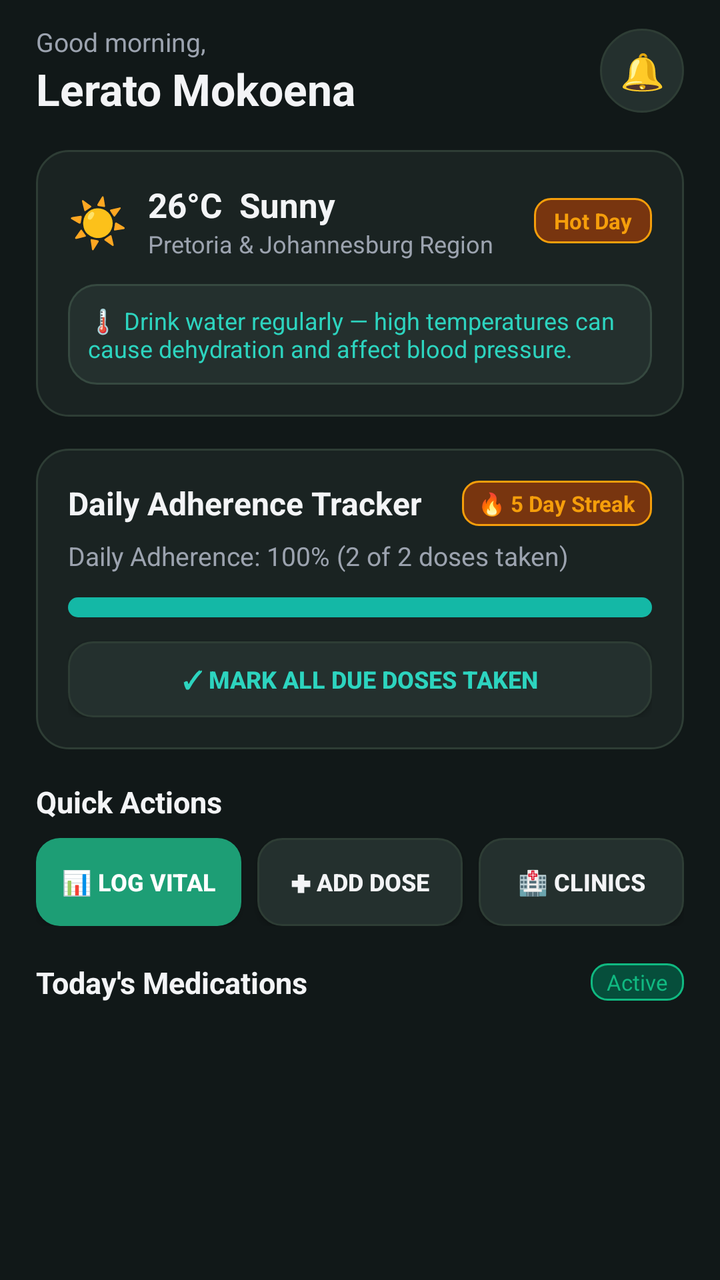
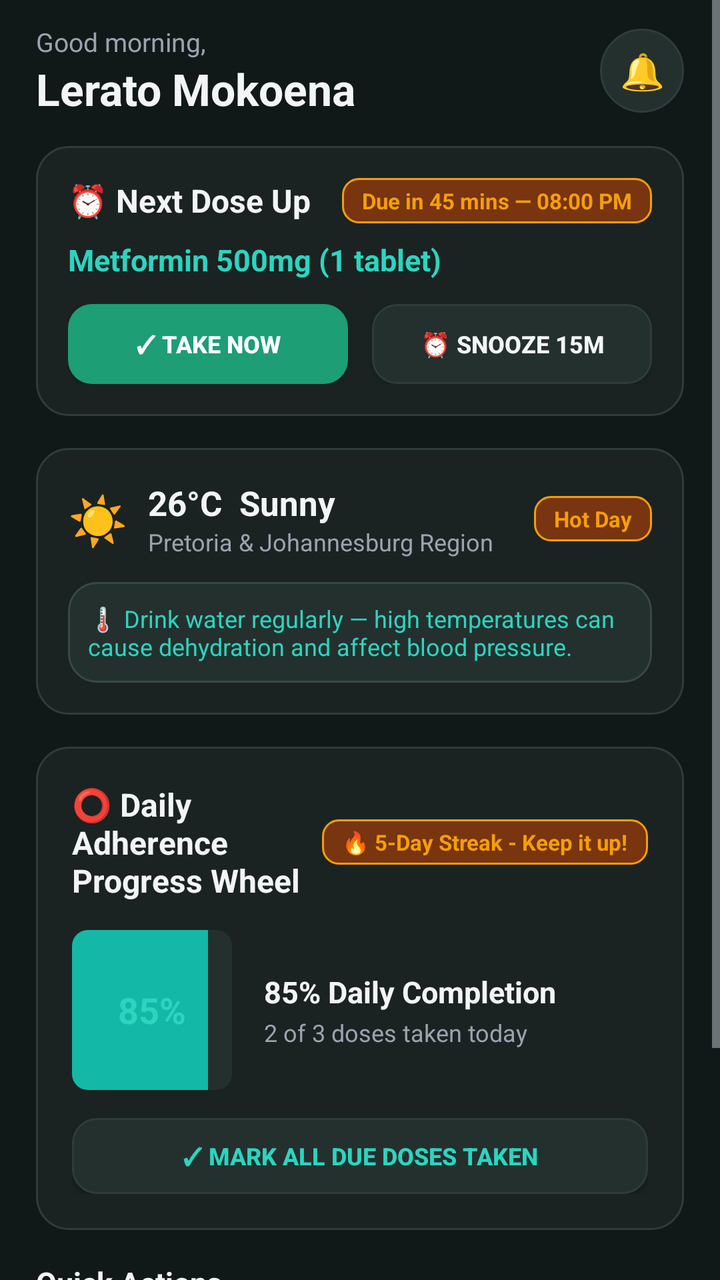

The first picture is an Android layout as it rendered before a commit; the second is the same layout after the commit. The layout source and the unified diff follow.
<!-- AndroidManifest.xml: application theme Theme.MyApplication -->
<!-- res/layout/fragment_dashboard.xml -->
<?xml version="1.0" encoding="utf-8"?>
<LinearLayout xmlns:android="http://schemas.android.com/apk/res/android"
    android:layout_width="match_parent"
    android:layout_height="match_parent"
    android:orientation="vertical"
    android:background="@color/dark_background">

    <ScrollView
        android:layout_width="match_parent"
        android:layout_height="match_parent"
        android:fillViewport="true">

        <LinearLayout
            android:layout_width="match_parent"
            android:layout_height="wrap_content"
            android:orientation="vertical"
            android:paddingHorizontal="18dp"
            android:paddingTop="12dp"
            android:paddingBottom="24dp">

            
            <LinearLayout
                android:layout_width="match_parent"
                android:layout_height="wrap_content"
                android:orientation="horizontal"
                android:gravity="center_vertical"
                android:layout_marginBottom="16dp">

                <LinearLayout
                    android:layout_width="0dp"
                    android:layout_height="wrap_content"
                    android:layout_weight="1"
                    android:orientation="vertical">

                    <TextView
                        android:id="@+id/tv_greeting_sub"
                        android:layout_width="wrap_content"
                        android:layout_height="wrap_content"
                        android:text="Good morning,"
                        android:textSize="13sp"
                        android:textColor="@color/text_secondary" />

                    <TextView
                        android:id="@+id/tv_greeting"
                        android:layout_width="wrap_content"
                        android:layout_height="wrap_content"
                        android:text="Lerato Mokoena"
                        android:textSize="22sp"
                        android:textStyle="bold"
                        android:textColor="@color/text_primary" />
                </LinearLayout>

                
                <TextView
                    android:id="@+id/btn_header_notifications"
                    android:layout_width="42dp"
                    android:layout_height="42dp"
                    android:gravity="center"
                    android:text="🔔"
                    android:textSize="18sp"
                    android:background="@drawable/bg_circle_icon" />
            </LinearLayout>

            
            <LinearLayout
                android:layout_width="match_parent"
                android:layout_height="wrap_content"
                android:orientation="vertical"
                android:background="@drawable/bg_card_dark"
                android:padding="16dp"
                android:layout_marginBottom="16dp">

                <LinearLayout
                    android:layout_width="match_parent"
                    android:layout_height="wrap_content"
                    android:orientation="horizontal"
                    android:gravity="center_vertical">

                    <TextView
                        android:layout_width="wrap_content"
                        android:layout_height="wrap_content"
                        android:text="☀️"
                        android:textSize="24sp"
                        android:layout_marginEnd="10dp" />

                    <LinearLayout
                        android:layout_width="0dp"
                        android:layout_height="wrap_content"
                        android:layout_weight="1"
                        android:orientation="vertical">

                        <TextView
                            android:layout_width="wrap_content"
                            android:layout_height="wrap_content"
                            android:text="26°C  Sunny"
                            android:textSize="17sp"
                            android:textStyle="bold"
                            android:textColor="@color/text_primary" />

                        <TextView
                            android:layout_width="wrap_content"
                            android:layout_height="wrap_content"
                            android:text="Pretoria &amp; Johannesburg Region"
                            android:textSize="12sp"
                            android:textColor="@color/text_secondary" />
                    </LinearLayout>

                    <TextView
                        android:layout_width="wrap_content"
                        android:layout_height="wrap_content"
                        android:text="Hot Day"
                        android:textSize="11sp"
                        android:textStyle="bold"
                        android:textColor="@color/health_amber"
                        android:background="@drawable/bg_badge_amber"
                        android:paddingHorizontal="10dp"
                        android:paddingVertical="4dp" />
                </LinearLayout>

                <TextView
                    android:id="@+id/tv_weather_tip"
                    android:layout_width="match_parent"
                    android:layout_height="wrap_content"
                    android:layout_marginTop="12dp"
                    android:background="@drawable/bg_card_elevated"
                    android:padding="10dp"
                    android:text="🌡️ Drink water regularly — high temperatures can cause dehydration and affect blood pressure."
                    android:textSize="12sp"
                    android:textColor="@color/teal_accent" />
            </LinearLayout>

            
            <LinearLayout
                android:id="@+id/card_greeting"
                android:layout_width="match_parent"
                android:layout_height="wrap_content"
                android:orientation="vertical"
                android:background="@drawable/bg_card_dark"
                android:padding="16dp"
                android:layout_marginBottom="16dp">

                <LinearLayout
                    android:layout_width="match_parent"
                    android:layout_height="wrap_content"
                    android:orientation="horizontal"
                    android:gravity="center_vertical">

                    <TextView
                        android:layout_width="0dp"
                        android:layout_height="wrap_content"
                        android:layout_weight="1"
                        android:text="Daily Adherence Tracker"
                        android:textSize="16sp"
                        android:textStyle="bold"
                        android:textColor="@color/text_primary" />

                    <TextView
                        android:id="@+id/tv_streak_badge"
                        android:layout_width="wrap_content"
                        android:layout_height="wrap_content"
                        android:text="🔥 5 Day Streak"
                        android:textSize="11sp"
                        android:textStyle="bold"
                        android:textColor="@color/health_amber"
                        android:background="@drawable/bg_badge_amber"
                        android:paddingHorizontal="8dp"
                        android:paddingVertical="4dp" />
                </LinearLayout>

                <TextView
                    android:id="@+id/tv_adherence_summary"
                    android:layout_width="wrap_content"
                    android:layout_height="wrap_content"
                    android:layout_marginTop="6dp"
                    android:text="Daily Adherence: 100% (2 of 2 doses taken)"
                    android:textSize="13sp"
                    android:textColor="@color/text_secondary" />

                
                <ProgressBar
                    android:id="@+id/pb_adherence"
                    style="?android:attr/progressBarStyleHorizontal"
                    android:layout_width="match_parent"
                    android:layout_height="10dp"
                    android:layout_marginTop="12dp"
                    android:max="100"
                    android:progress="100"
                    android:progressDrawable="@drawable/bg_progress_bar" />

                
                <Button
                    android:id="@+id/btn_mark_all_taken"
                    android:layout_width="match_parent"
                    android:layout_height="38dp"
                    android:layout_marginTop="12dp"
                    android:text="✓ Mark All Due Doses Taken"
                    android:textSize="12sp"
                    android:textStyle="bold"
                    android:textColor="@color/teal_accent"
                    android:background="@drawable/bg_button_secondary" />
            </LinearLayout>

            
            <TextView
                android:layout_width="wrap_content"
                android:layout_height="wrap_content"
                android:layout_marginBottom="8dp"
                android:text="Quick Actions"
                android:textSize="15sp"
                android:textStyle="bold"
                android:textColor="@color/text_primary" />

            <LinearLayout
                android:layout_width="match_parent"
                android:layout_height="wrap_content"
                android:orientation="horizontal"
                android:weightSum="3"
                android:layout_marginBottom="18dp">

                <Button
                    android:id="@+id/btn_log_vital"
                    android:layout_width="0dp"
                    android:layout_height="44dp"
                    android:layout_weight="1"
                    android:layout_marginEnd="4dp"
                    android:text="📊 Log Vital"
                    android:textSize="12sp"
                    android:textStyle="bold"
                    android:textColor="@color/white"
                    android:background="@drawable/bg_button_teal" />

                <Button
                    android:id="@+id/btn_add_medication"
                    android:layout_width="0dp"
                    android:layout_height="44dp"
                    android:layout_weight="1"
                    android:layout_marginHorizontal="4dp"
                    android:text="✚ Add Dose"
                    android:textSize="12sp"
                    android:textStyle="bold"
                    android:textColor="@color/text_primary"
                    android:background="@drawable/bg_button_secondary" />

                <Button
                    android:id="@+id/btn_find_clinic"
                    android:layout_width="0dp"
                    android:layout_height="44dp"
                    android:layout_weight="1"
                    android:layout_marginStart="4dp"
                    android:text="🏥 Clinics"
                    android:textSize="12sp"
                    android:textStyle="bold"
                    android:textColor="@color/text_primary"
                    android:background="@drawable/bg_button_secondary" />
            </LinearLayout>

            
            <LinearLayout
                android:layout_width="match_parent"
                android:layout_height="wrap_content"
                android:orientation="horizontal"
                android:gravity="center_vertical"
                android:layout_marginBottom="8dp">

                <TextView
                    android:layout_width="0dp"
                    android:layout_height="wrap_content"
                    android:layout_weight="1"
                    android:text="Today's Medications"
                    android:textSize="15sp"
                    android:textStyle="bold"
                    android:textColor="@color/text_primary" />

                <TextView
                    android:id="@+id/tv_meds_count_badge"
                    android:layout_width="wrap_content"
                    android:layout_height="wrap_content"
                    android:text="Active"
                    android:textSize="11sp"
                    android:textColor="@color/health_green"
                    android:background="@drawable/bg_badge_green"
                    android:paddingHorizontal="8dp"
                    android:paddingVertical="2dp" />
            </LinearLayout>

            <androidx.recyclerview.widget.RecyclerView
                android:id="@+id/rv_today_medications"
                android:layout_width="match_parent"
                android:layout_height="wrap_content"
                android:nestedScrollingEnabled="false" />

        </LinearLayout>
    </ScrollView>

</LinearLayout>
<!-- resources referenced by this layout -->
<resources>
  <color name="dark_background">#111818</color>
  <color name="health_amber">#F59E0B</color>
  <color name="health_green">#10B981</color>
  <color name="teal_accent">#2DD4BF</color>
  <color name="text_primary">#F3F4F6</color>
  <color name="text_secondary">#9CA3AF</color>
  <color name="white">#FFFFFFFF</color>
  <!-- drawable bg_badge_amber (drawable) -->
  <?xml version="1.0" encoding="utf-8"?>
  <shape xmlns:android="http://schemas.android.com/apk/res/android"
      android:shape="rectangle">
      <solid android:color="#78350F" />
      <corners android:radius="8dp" />
      <stroke
          android:width="1dp"
          android:color="#F59E0B" />
  </shape>
  <!-- drawable bg_badge_green (drawable) -->
  <?xml version="1.0" encoding="utf-8"?>
  <shape xmlns:android="http://schemas.android.com/apk/res/android"
      android:shape="rectangle">
      <solid android:color="#064E3B" />
      <corners android:radius="8dp" />
      <stroke
          android:width="1dp"
          android:color="#10B981" />
  </shape>
  <!-- drawable bg_button_secondary (drawable) -->
  <?xml version="1.0" encoding="utf-8"?>
  <ripple xmlns:android="http://schemas.android.com/apk/res/android"
      android:color="#30FFFFFF">
      <item>
          <shape android:shape="rectangle">
              <solid android:color="@color/dark_surface_variant" />
              <corners android:radius="12dp" />
              <stroke
                  android:width="1dp"
                  android:color="@color/dark_card_stroke" />
          </shape>
      </item>
  </ripple>
  <!-- drawable bg_button_teal (drawable) -->
  <?xml version="1.0" encoding="utf-8"?>
  <ripple xmlns:android="http://schemas.android.com/apk/res/android"
      android:color="#40FFFFFF">
      <item>
          <shape android:shape="rectangle">
              <solid android:color="@color/teal_primary" />
              <corners android:radius="12dp" />
          </shape>
      </item>
  </ripple>
  <!-- drawable bg_card_dark (drawable) -->
  <?xml version="1.0" encoding="utf-8"?>
  <shape xmlns:android="http://schemas.android.com/apk/res/android"
      android:shape="rectangle">
      <solid android:color="@color/dark_surface" />
      <corners android:radius="16dp" />
      <stroke
          android:width="1dp"
          android:color="@color/dark_card_stroke" />
  </shape>
  <!-- drawable bg_card_elevated (drawable) -->
  <?xml version="1.0" encoding="utf-8"?>
  <shape xmlns:android="http://schemas.android.com/apk/res/android"
      android:shape="rectangle">
      <solid android:color="@color/dark_surface_variant" />
      <corners android:radius="14dp" />
      <stroke
          android:width="1dp"
          android:color="#364940" />
  </shape>
  <!-- drawable bg_circle_icon (drawable) -->
  <?xml version="1.0" encoding="utf-8"?>
  <shape xmlns:android="http://schemas.android.com/apk/res/android"
      android:shape="oval">
      <solid android:color="@color/dark_surface_variant" />
      <stroke
          android:width="1dp"
          android:color="@color/dark_card_stroke" />
  </shape>
  <!-- drawable bg_progress_bar (drawable) -->
  <?xml version="1.0" encoding="utf-8"?>
  <layer-list xmlns:android="http://schemas.android.com/apk/res/android">
      <item android:id="@android:id/background">
          <shape>
              <corners android:radius="8dp" />
              <solid android:color="@color/dark_surface_variant" />
          </shape>
      </item>
      <item android:id="@android:id/progress">
          <clip>
              <shape>
                  <corners android:radius="8dp" />
                  <solid android:color="@color/teal_secondary" />
              </shape>
          </clip>
      </item>
  </layer-list>
  <style name="Theme.MyApplication" parent="android:Theme.DeviceDefault.NoActionBar" />
  <color name="dark_surface_variant">#24302E</color>
  <color name="dark_card_stroke">#2E3D35</color>
  <color name="teal_primary">#1D9E75</color>
  <color name="dark_surface">#1A2322</color>
  <color name="teal_secondary">#14B8A6</color>
</resources>

<!-- the commit's change to res/layout/fragment_dashboard.xml (unified diff, before → after) -->
@@ -16,7 +16,7 @@
             android:orientation="vertical"
             android:paddingHorizontal="18dp"
             android:paddingTop="12dp"
-            android:paddingBottom="24dp">
+            android:paddingBottom="32dp">
 
             
             <LinearLayout
@@ -24,7 +24,7 @@
                 android:layout_height="wrap_content"
                 android:orientation="horizontal"
                 android:gravity="center_vertical"
-                android:layout_marginBottom="16dp">
+                android:layout_marginBottom="14dp">
 
                 <LinearLayout
                     android:layout_width="0dp"
@@ -63,6 +63,87 @@
 
             
             <LinearLayout
+                android:id="@+id/card_next_dose_hero"
+                android:layout_width="match_parent"
+                android:layout_height="wrap_content"
+                android:orientation="vertical"
+                android:background="@drawable/bg_card_dark"
+                android:padding="16dp"
+                android:layout_marginBottom="16dp">
+
+                <LinearLayout
+                    android:layout_width="match_parent"
+                    android:layout_height="wrap_content"
+                    android:orientation="horizontal"
+                    android:gravity="center_vertical">
+
+                    <TextView
+                        android:layout_width="0dp"
+                        android:layout_height="wrap_content"
+                        android:layout_weight="1"
+                        android:text="⏰ Next Dose Up"
+                        android:textSize="16sp"
+                        android:textStyle="bold"
+                        android:textColor="@color/text_primary" />
+
+                    <TextView
+                        android:id="@+id/tv_next_dose_countdown"
+                        android:layout_width="wrap_content"
+                        android:layout_height="wrap_content"
+                        android:text="Due in 45 mins — 08:00 PM"
+                        android:textSize="11sp"
+                        android:textStyle="bold"
+                        android:textColor="@color/health_amber"
+                        android:background="@drawable/bg_badge_amber"
+                        android:paddingHorizontal="10dp"
+                        android:paddingVertical="4dp" />
+                </LinearLayout>
+
+                <TextView
+                    android:id="@+id/tv_next_dose_name_dosage"
+                    android:layout_width="match_parent"
+                    android:layout_height="wrap_content"
+                    android:layout_marginTop="8dp"
+                    android:text="Metformin 500mg (1 tablet)"
+                    android:textSize="15sp"
+                    android:textStyle="bold"
+                    android:textColor="@color/teal_accent" />
+
+                
+                <LinearLayout
+                    android:layout_width="match_parent"
+                    android:layout_height="wrap_content"
+                    android:orientation="horizontal"
+                    android:layout_marginTop="12dp">
+
+                    <Button
+                        android:id="@+id/btn_next_dose_take_now"
+                        android:layout_width="0dp"
+                        android:layout_height="40dp"
+                        android:layout_weight="1"
+                        android:layout_marginEnd="6dp"
+                        android:text="✓ Take Now"
+                        android:textSize="12sp"
+                        android:textStyle="bold"
+                        android:textColor="@color/white"
+                        android:background="@drawable/bg_button_teal" />
+
+                    <Button
+                        android:id="@+id/btn_next_dose_snooze"
+                        android:layout_width="0dp"
+                        android:layout_height="40dp"
+                        android:layout_weight="1"
+                        android:layout_marginStart="6dp"
+                        android:text="⏰ Snooze 15m"
+                        android:textSize="12sp"
+                        android:textStyle="bold"
+                        android:textColor="@color/text_primary"
+                        android:background="@drawable/bg_button_secondary" />
+                </LinearLayout>
+            </LinearLayout>
+
+            
+            <LinearLayout
                 android:layout_width="match_parent"
                 android:layout_height="wrap_content"
                 android:orientation="vertical"
@@ -136,7 +217,7 @@
                 android:layout_height="wrap_content"
                 android:orientation="vertical"
                 android:background="@drawable/bg_card_dark"
-                android:padding="16dp"
+                android:padding="18dp"
                 android:layout_marginBottom="16dp">
 
                 <LinearLayout
@@ -149,7 +230,7 @@
                         android:layout_width="0dp"
                         android:layout_height="wrap_content"
                         android:layout_weight="1"
-                        android:text="Daily Adherence Tracker"
+                        android:text="⭕ Daily Adherence Progress Wheel"
                         android:textSize="16sp"
                         android:textStyle="bold"
                         android:textColor="@color/text_primary" />
@@ -158,41 +239,80 @@
                         android:id="@+id/tv_streak_badge"
                         android:layout_width="wrap_content"
                         android:layout_height="wrap_content"
-                        android:text="🔥 5 Day Streak"
+                        android:text="🔥 5-Day Streak - Keep it up!"
                         android:textSize="11sp"
                         android:textStyle="bold"
                         android:textColor="@color/health_amber"
                         android:background="@drawable/bg_badge_amber"
-                        android:paddingHorizontal="8dp"
+                        android:paddingHorizontal="10dp"
                         android:paddingVertical="4dp" />
                 </LinearLayout>
 
-                <TextView
-                    android:id="@+id/tv_adherence_summary"
-                    android:layout_width="wrap_content"
-                    android:layout_height="wrap_content"
-                    android:layout_marginTop="6dp"
-                    android:text="Daily Adherence: 100% (2 of 2 doses taken)"
-                    android:textSize="13sp"
-                    android:textColor="@color/text_secondary" />
-
                 
-                <ProgressBar
-                    android:id="@+id/pb_adherence"
-                    style="?android:attr/progressBarStyleHorizontal"
-                    android:layout_width="match_parent"
-                    android:layout_height="10dp"
-                    android:layout_marginTop="12dp"
-                    android:max="100"
-                    android:progress="100"
-                    android:progressDrawable="@drawable/bg_progress_bar" />
+                <LinearLayout
+                    android:layout_width="match_parent"
+                    android:layout_height="wrap_content"
+                    android:orientation="horizontal"
+                    android:gravity="center_vertical"
+                    android:layout_marginTop="14dp">
+
+                    <FrameLayout
+                        android:layout_width="80dp"
+                        android:layout_height="80dp"
+                        android:layout_marginEnd="16dp">
+
+                        <ProgressBar
+                            android:id="@+id/pb_adherence_ring"
+                            style="?android:attr/progressBarStyleHorizontal"
+                            android:layout_width="80dp"
+                            android:layout_height="80dp"
+                            android:max="100"
+                            android:progress="85"
+                            android:progressDrawable="@drawable/bg_progress_bar" />
+
+                        <TextView
+                            android:id="@+id/tv_ring_percentage"
+                            android:layout_width="wrap_content"
+                            android:layout_height="wrap_content"
+                            android:layout_gravity="center"
+                            android:text="85%"
+                            android:textSize="18sp"
+                            android:textStyle="bold"
+                            android:textColor="@color/teal_accent" />
+                    </FrameLayout>
+
+                    <LinearLayout
+                        android:layout_width="0dp"
+                        android:layout_height="wrap_content"
+                        android:layout_weight="1"
+                        android:orientation="vertical">
+
+                        <TextView
+                            android:id="@+id/tv_adherence_summary"
+                            android:layout_width="wrap_content"
+                            android:layout_height="wrap_content"
+                            android:text="85% Daily Completion"
+                            android:textSize="15sp"
+                            android:textStyle="bold"
+                            android:textColor="@color/text_primary" />
+
+                        <TextView
+                            android:id="@+id/tv_doses_taken_count"
+                            android:layout_width="wrap_content"
+                            android:layout_height="wrap_content"
+                            android:layout_marginTop="2dp"
+                            android:text="2 of 3 doses taken today"
+                            android:textSize="12sp"
+                            android:textColor="@color/text_secondary" />
+                    </LinearLayout>
+                </LinearLayout>
 
                 
                 <Button
                     android:id="@+id/btn_mark_all_taken"
                     android:layout_width="match_parent"
                     android:layout_height="38dp"
-                    android:layout_marginTop="12dp"
+                    android:layout_marginTop="14dp"
                     android:text="✓ Mark All Due Doses Taken"
                     android:textSize="12sp"
                     android:textStyle="bold"
